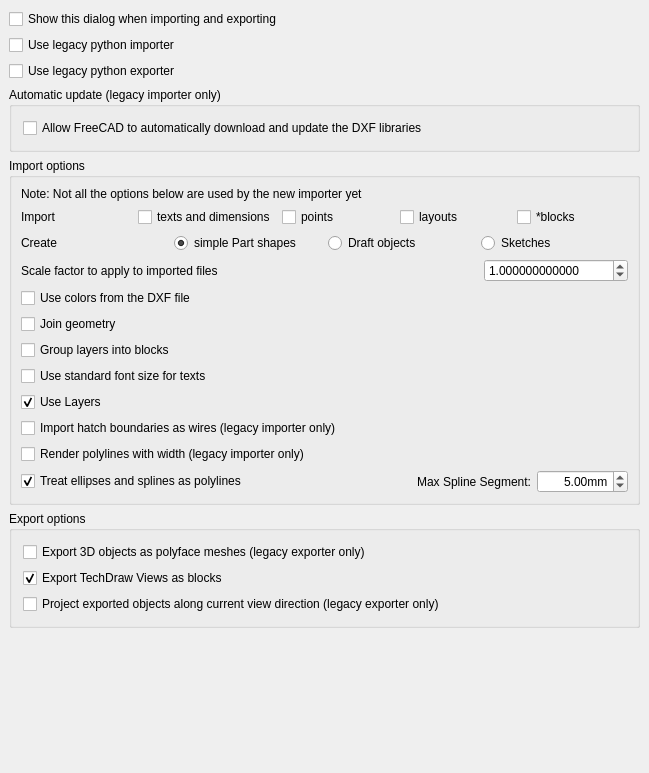
First picture: the form in src/Mod/Draft/Resources/ui/preferences-dxf.ui, repository southseact-3d/fcd, before the edit.
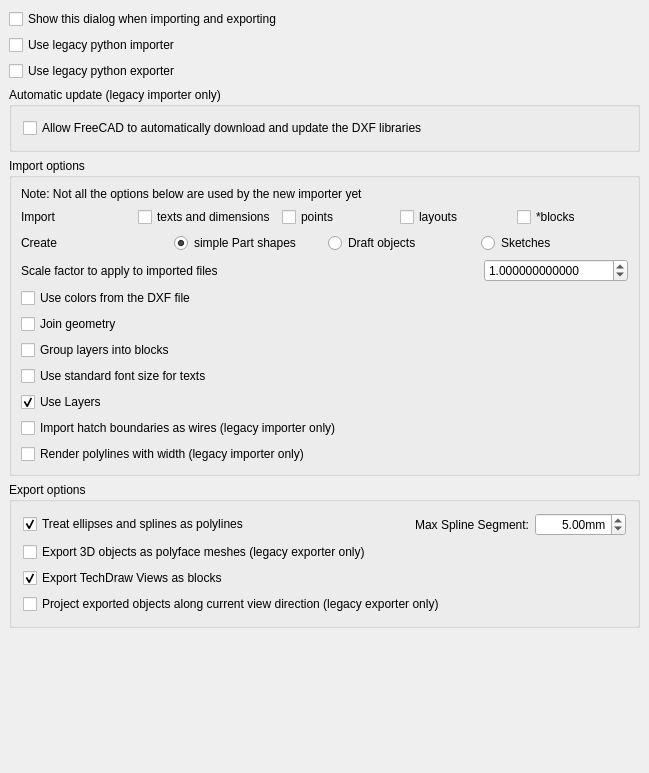
Second picture: the form after the edit. Custom widgets are drawn as their Qt base class.

Commit message: Move the "Treat ellipses and splines as polylines" to DXF *output* options This option control DXF export but was confusingly in the Import options area. Fixes #11659

```diff
--- a/src/Mod/Draft/Resources/ui/preferences-dxf.ui
+++ b/src/Mod/Draft/Resources/ui/preferences-dxf.ui
@@ -478,6 +478,15 @@
         </item>
        </layout>
       </item>
+     </layout>
+    </widget>
+   </item>
+   <item>
+    <widget class="QGroupBox" name="groupBox">
+     <property name="title">
+      <string>Export options</string>
+     </property>
+     <layout class="QVBoxLayout" name="verticalLayout">
       <item>
        <layout class="QHBoxLayout" name="horizontalLayout_2">
         <item>
@@ -550,15 +559,6 @@
         </item>
        </layout>
       </item>
-     </layout>
-    </widget>
-   </item>
-   <item>
-    <widget class="QGroupBox" name="groupBox">
-     <property name="title">
-      <string>Export options</string>
-     </property>
-     <layout class="QVBoxLayout" name="verticalLayout">
       <item>
        <layout class="QHBoxLayout" name="horizontalLayout_4">
         <item>
```
Lines whose indentation alone changed are shown as unchanged.
